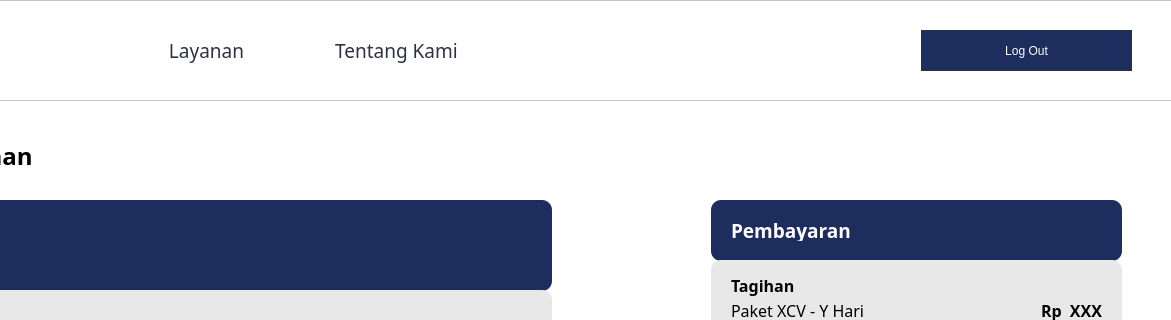
This is uploadcv.ui in stellaribli/repoRPL as Qt 5 draws it before an edit; both pictures show x 109 to 1280 and y 0 to 320 of the 1280 by 720 pixel window. The edited form follows.
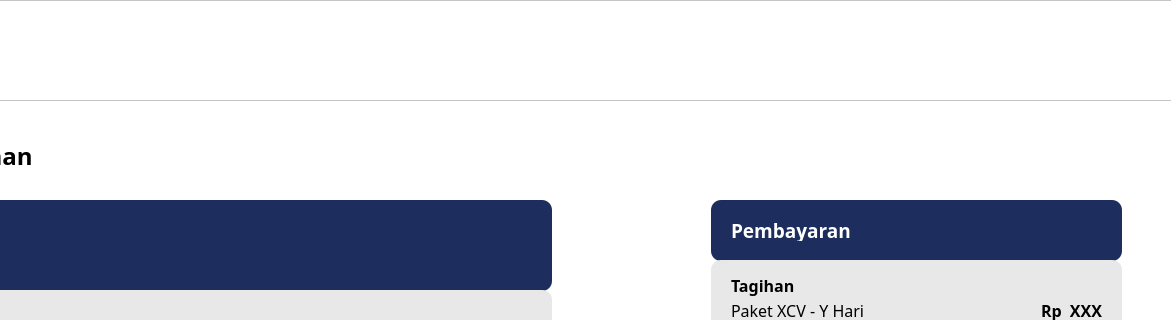
This is the edited form. Icons and pictures are not drawn.

What changed in the file:
```diff
--- a/uploadcv.ui
+++ b/uploadcv.ui
@@ -535,88 +535,6 @@
    <property name="frameShadow">
     <enum>QFrame::Raised</enum>
    </property>
-   <widget class="QPushButton" name="logoutbutton">
-    <property name="geometry">
-     <rect>
-      <x>1030</x>
-      <y>30</y>
-      <width>211</width>
-      <height>41</height>
-     </rect>
-    </property>
-    <property name="styleSheet">
-     <string notr="true">QPushButton{ 
-	background-color: #1D2D5E; color:#FFFFFF;
-	font: 15pt &quot;Mulish&quot;;
-	border-radius: 13.25760269165039px;
-	border: 1.4px solid #2B3242;
-}
-
- QPushButton:hover {
-	background-color: #4A577E; color:#fff;
-	border: 1.4px solid #2B3242;
- }</string>
-    </property>
-    <property name="text">
-     <string>Log Out</string>
-    </property>
-   </widget>
-   <widget class="QPushButton" name="aboutmebutton">
-    <property name="geometry">
-     <rect>
-      <x>420</x>
-      <y>30</y>
-      <width>171</width>
-      <height>41</height>
-     </rect>
-    </property>
-    <property name="font">
-     <font>
-      <family>Mulish</family>
-      <pointsize>14</pointsize>
-      <weight>50</weight>
-      <italic>false</italic>
-      <bold>false</bold>
-     </font>
-    </property>
-    <property name="styleSheet">
-     <string notr="true">color:#000000;
-color: #2B3242;
-font: 14pt &quot;Mulish&quot;;
-Border: 0px;</string>
-    </property>
-    <property name="text">
-     <string>Tentang Kami</string>
-    </property>
-   </widget>
-   <widget class="QPushButton" name="layananbutton_4">
-    <property name="geometry">
-     <rect>
-      <x>230</x>
-      <y>30</y>
-      <width>171</width>
-      <height>41</height>
-     </rect>
-    </property>
-    <property name="font">
-     <font>
-      <family>Mulish</family>
-      <pointsize>14</pointsize>
-      <weight>50</weight>
-      <italic>false</italic>
-      <bold>false</bold>
-     </font>
-    </property>
-    <property name="styleSheet">
-     <string notr="true">color:#000000;
-color: #2B3242;
-font: 14pt &quot;Mulish&quot;;
-Border: 0px;</string>
-    </property>
-    <property name="text">
-     <string>Layanan</string>
-    </property>
-   </widget>
    <widget class="QLabel" name="label_2">
     <property name="geometry">
      <rect>
```
